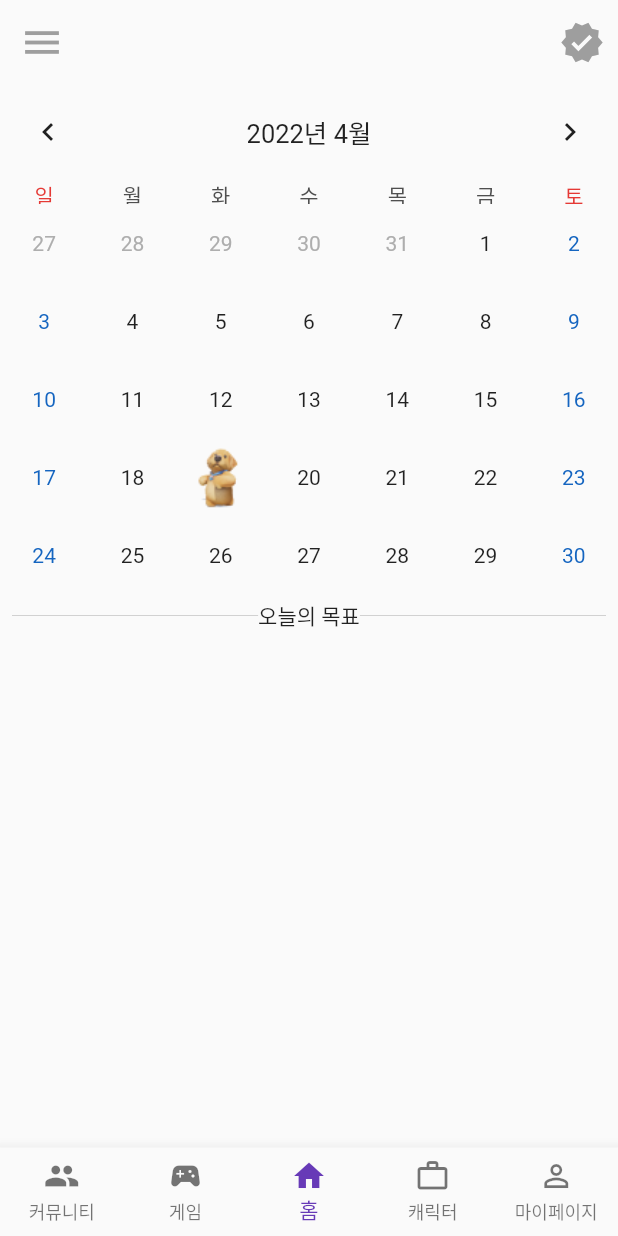
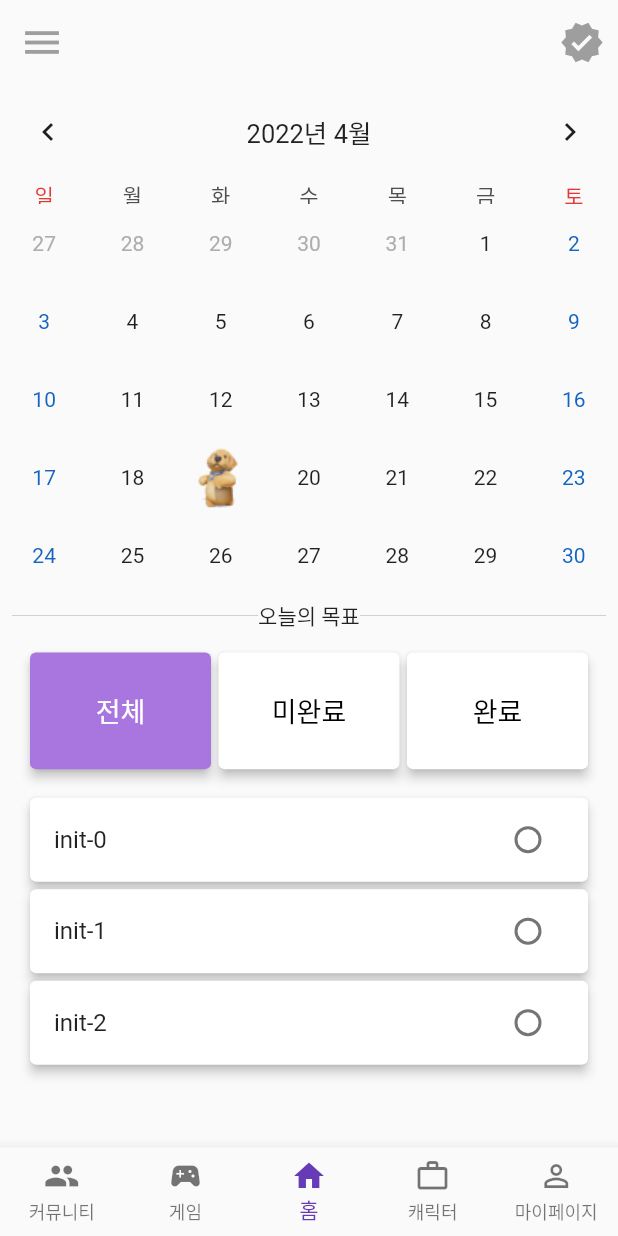
Before and after one commit to JasonKK/BOM-frontend, a Flutter app: the screen it shows after launch, on a phone screen of 412 x 824 dp. Run offline on Flutter 3.47's test engine with Material 2 defaults, Android fonts, the phone set to English and light mode, and no system bars; drawn by our look-alikes of table_calendar; our stand-ins replace flutter_hooks, flutter_riverpod, google_fonts, hooks_riverpod.

Commit message:
Add User's plan components & provider & model

```diff
--- a/lib/main.dart
+++ b/lib/main.dart
@@ -1,9 +1,15 @@
 import 'package:bom_front/view/hom_view.dart';
 import 'package:flutter/material.dart';
+import 'package:flutter_riverpod/flutter_riverpod.dart';
 import 'package:intl/date_symbol_data_local.dart';
 
+final addTodoKey = UniqueKey();
+final activeFilterKey = UniqueKey();
+final completedFilterKey = UniqueKey();
+final allFilterKey = UniqueKey();
+
 void main() {
-  initializeDateFormatting().then((_) => runApp(MyApp()));
+  initializeDateFormatting().then((_) => runApp(const ProviderScope(child: MyApp())));
 }
 
 class MyApp extends StatelessWidget {
@@ -12,7 +18,7 @@ class MyApp extends StatelessWidget {
   @override
   Widget build(BuildContext context) {
     return MaterialApp(
-      title: 'the plan',
+      title: 'Team BOM',
       theme: ThemeData(
         primarySwatch: Colors.blue,
       ),
--- /dev/null
+++ b/lib/model/todo.dart
@@ -0,0 +1,67 @@
+import 'package:flutter/material.dart';
+import 'package:flutter_riverpod/flutter_riverpod.dart';
+import 'package:uuid/uuid.dart';
+
+const _uuid = Uuid();
+
+@immutable
+class Todo {
+  final String id;
+  final String description;
+  final bool completed;
+
+  const Todo(
+      {required this.id, required this.description, this.completed = false});
+
+  @override
+  String toString() {
+    // TODO: implement toString
+    return 'Todo(description: $description, completed: $completed)';
+  }
+}
+
+class TodoList extends StateNotifier<List<Todo>> {
+  TodoList([List<Todo>? initialTodos]) : super(initialTodos ?? []); //
+
+  void add(String description) {
+    state = [
+      ...state,
+      Todo(
+        id: _uuid.v4(), //
+        description: description,
+      )
+    ];
+  }
+
+  void toggle(String id) {
+    state = [
+      for (final todo in state) //
+        if (todo.id == id)
+          Todo(
+            id: todo.id,
+            description: todo.description,
+            completed: !todo.completed,
+          )
+        else
+          todo,
+    ];
+  }
+
+  void edit({required String id, required String description}) {
+    state = [
+      for (final todo in state)
+        if (todo.id == id)
+          Todo(
+            id: todo.id,
+            description: description,
+            completed: todo.completed,
+          )
+        else
+          todo,
+    ];
+  }
+
+  void remove(Todo target) {
+    state = state.where((todo) => todo.id != target.id).toList();
+  }
+}
--- /dev/null
+++ b/lib/provider/todo_provider.dart
@@ -0,0 +1,35 @@
+import 'package:flutter_riverpod/flutter_riverpod.dart';
+import 'package:bom_front/model/todo.dart';
+
+enum TodoListFilter { all, completed, active }
+
+final todoListFilter = StateProvider((ref) => TodoListFilter.all);
+
+final todoListProvider = StateNotifierProvider<TodoList, List<Todo>>((ref) {
+  return TodoList([
+    const Todo(id: 'tood-0', description: 'init-0'),
+    const Todo(id: 'tood-1', description: 'init-1'),
+    const Todo(id: 'tood-2', description: 'init-2'),
+  ]);
+});
+
+final filteredTodos = Provider<List<Todo>>((ref) {
+  final filter = ref.watch(todoListFilter);
+  final todos = ref.watch(todoListProvider);
+
+  switch (filter) {
+    case TodoListFilter.all:
+      return todos;
+    case TodoListFilter.active:
+      return todos.where((todo) => !todo.completed).toList(); //
+    case TodoListFilter.completed:
+      return todos.where((todo) => todo.completed).toList();
+    // default:
+    //   return todos;
+  }
+});
+
+final currentTodo = Provider<Todo>((ref) {
+  // 나중에 받을 것
+  return throw UnimplementedError();
+});
--- /dev/null
+++ b/lib/view/components/filter_button_widget.dart
@@ -0,0 +1,98 @@
+import 'package:bom_front/provider/todo_provider.dart';
+import 'package:flutter/material.dart';
+import 'package:bom_front/main.dart';
+import 'package:bom_front/provider/todo_provider.dart';
+import 'package:hooks_riverpod/hooks_riverpod.dart';
+import 'package:google_fonts/google_fonts.dart';
+
+class FilterButtons extends HookConsumerWidget {
+  const FilterButtons({
+    Key? key,
+  }) : super(key: key);
+
+  @override
+  Widget build(BuildContext context, WidgetRef ref) {
+    final filter = ref.watch(todoListFilter);
+    Color textColorFor(TodoListFilter value) =>
+        filter == value ? Colors.white : Colors.black;
+    Color primaryColorFor(TodoListFilter value) =>
+        filter == value ? Color(0xffA876DE) : Colors.white;
+
+    return Material(
+        child: Container(
+      padding: const EdgeInsets.symmetric(horizontal: 20, vertical: 0),
+      child: Row(
+        mainAxisAlignment: MainAxisAlignment.spaceBetween,
+        crossAxisAlignment: CrossAxisAlignment.stretch,
+        children: [
+          Expanded(
+              child: Tooltip(
+            key: allFilterKey,
+            message: 'All todos',
+            child: ElevatedButton(
+              onPressed: () =>
+                  ref.read(todoListFilter.notifier).state = TodoListFilter.all,
+              style: ButtonStyle(
+                elevation: MaterialStateProperty.all(3),
+                foregroundColor: MaterialStateProperty.all<Color>(
+                    textColorFor(TodoListFilter.all)),
+                // textStyle: MaterialStateProperty.all(TextStyle(color: textColorFor(TodoListFilter.all))), textColorFor's constructor가 const라서 x!!!!!!
+                backgroundColor: MaterialStateProperty.all<Color>(
+                    primaryColorFor(TodoListFilter.all)),
+              ),
+              child: Text('전체',
+                  style: GoogleFonts.lato(
+                      fontSize: 18, fontWeight: FontWeight.w500)),
+            ),
+          )),
+          SizedBox(width: 5.0),
+          Expanded(
+            child: Tooltip(
+              key: activeFilterKey,
+              message: 'Only uncompleted todos',
+              child: ElevatedButton(
+                onPressed: () => ref.read(todoListFilter.notifier).state =
+                    TodoListFilter.active,
+                style: ButtonStyle(
+                  elevation: MaterialStateProperty.all(3),
+                  foregroundColor: MaterialStateProperty.all<Color>(
+                      textColorFor(TodoListFilter.active)),
+                  // textStyle: MaterialStateProperty.all(TextStyle(color: textColorFor(TodoListFilter.all))), textColorFor's constructor가 const라서 x!!!!!!
+                  backgroundColor: MaterialStateProperty.all<Color>(
+                      primaryColorFor(TodoListFilter.active)),
+                ),
+                child: Text('미완료',
+                    style: GoogleFonts.lato(
+                        fontSize: 18,
+                        fontWeight: FontWeight
+                            .w500)), // Text가 const였으면 complie error...
+              ),
+            ),
+          ),
+          SizedBox(width: 5.0),
+          Expanded(
+            child: Tooltip(
+              key: completedFilterKey,
+              message: 'Only completed todos',
+              child: ElevatedButton(
+                onPressed: () => ref.read(todoListFilter.notifier).state =
+                    TodoListFilter.completed,
+                style: ButtonStyle(
+                  elevation: MaterialStateProperty.all(3),
+                  foregroundColor: MaterialStateProperty.all<Color>(
+                      textColorFor(TodoListFilter.completed)),
+                  // textStyle: MaterialStateProperty.all(TextStyle(color: textColorFor(TodoListFilter.all))), textColorFor's constructor가 const라서 x!!!!!!
+                  backgroundColor: MaterialStateProperty.all<Color>(
+                      primaryColorFor(TodoListFilter.completed)),
+                ),
+                child: Text('완료',
+                    style: GoogleFonts.lato(
+                        fontSize: 18, fontWeight: FontWeight.w500)),
+              ),
+            ),
+          ),
+        ],
+      ),
+    ));
+  }
+}
--- /dev/null
+++ b/lib/view/components/plan.dart
@@ -0,0 +1,67 @@
+import 'package:bom_front/provider/todo_provider.dart';
+import 'package:bom_front/view/components/filter_button_widget.dart';
+import 'package:bom_front/view/components/plan_item_widget.dart';
+import 'package:flutter/material.dart';
+import 'package:google_fonts/google_fonts.dart';
+import 'package:hooks_riverpod/hooks_riverpod.dart';
+import 'package:flutter_hooks/flutter_hooks.dart';
+
+class Plan extends HookConsumerWidget {
+  const Plan({
+    Key? key,
+  }) : super(key: key);
+
+  @override
+  Widget build(BuildContext context, WidgetRef ref) {
+    final todos = ref.watch(filteredTodos);
+    final newTodoController =
+        useTextEditingController(); // import 'package:flutter_hooks/flutter_hooks.dart';
+
+    return GestureDetector(
+      onTap: () => FocusScope.of(context).unfocus(),
+      child: Column(
+        children: [
+          Expanded(
+            flex: 2,
+              child: FilterButtons()
+          ),
+          Expanded(
+            flex: 6,
+            child: ListView(
+              children: [
+                const SizedBox(height: 19),
+                for (var i = 0; i < todos.length; i++) ...[
+                  if (i > 0) const SizedBox(height: 5),
+                  Dismissible(
+                    key: ValueKey(todos[i].id),
+                    onDismissed: (_) {
+                      // print(ref.read(todoListProvider.notifier).runtimeType);
+                      ref.read(todoListProvider.notifier).remove(todos[i]); // 삭제하기
+                    },
+                    child: ProviderScope(
+                      overrides: [
+                        currentTodo.overrideWithValue(todos[i]),
+                      ],
+                      child: const PlanItem(),
+                    ),
+                  ),
+                ],
+                // TextField(
+                //   key: addTodoKey,
+                //   controller: newTodoController,
+                //   decoration: const InputDecoration(
+                //     labelText: '추가하기',
+                //   ),
+                //   onSubmitted: (value) {
+                //     ref.read(todoListProvider.notifier).add(value);
+                //     newTodoController.clear();
+                //   },
+                // ),
+              ],
+            ),
+          ),
+        ],
+      ),
+    );
+  }
+}
--- /dev/null
+++ b/lib/view/components/plan_item_widget.dart
@@ -0,0 +1,82 @@
+import 'package:flutter/material.dart';
+import 'package:hooks_riverpod/hooks_riverpod.dart';
+import 'package:flutter_hooks/flutter_hooks.dart'; // useFocus , useTextEditingController, useState, useEffect
+import 'package:bom_front/provider/todo_provider.dart';
+import 'package:google_fonts/google_fonts.dart';
+
+class PlanItem extends HookConsumerWidget {
+  const PlanItem({
+    Key? key,
+  }) : super(key: key);
+
+  @override
+  Widget build(BuildContext context, WidgetRef ref) {
+    final todo = ref.watch(currentTodo);
+    final itemFocusNode = useFocusNode();
+    final itemIsFocused = useIsFocused(itemFocusNode);
+    final textEditingController = useTextEditingController();
+    final textFieldFocusNode = useFocusNode();
+
+    return Container(
+        width: double.infinity,
+        padding: const EdgeInsets.symmetric(horizontal: 20),
+        child: Material(
+          color: Colors.white,
+          elevation: 3,
+          borderRadius: BorderRadius.circular(4),
+          child: Focus(
+            //
+            focusNode: itemFocusNode,
+            onFocusChange: (focused) {
+              if (focused) {
+                textEditingController.text = todo.description;
+              } else {
+                // Commit changes only when the textfield is unfocused, for performance
+                ref.read(todoListProvider.notifier).edit(
+                    // 수정하기
+                    id: todo.id,
+                    description: textEditingController.text);
+              }
+            },
+            child: ListTile(
+              // enabled: false, -> 체크시 일정 종료 (+색변경) 활용
+              onTap: () {
+                itemFocusNode.requestFocus();
+                textFieldFocusNode.requestFocus();
+              },
+              // 추후 카테고리 넣기 (daily)
+              trailing: Checkbox(
+                shape: const CircleBorder(),
+                activeColor: const Color(0xffA876DE),
+                value: todo.completed,
+                onChanged: (value) =>
+                    ref.read(todoListProvider.notifier).toggle(todo.id),
+              ),
+              title: itemIsFocused
+                  ? TextField(
+                      autofocus: true,
+                      focusNode: textFieldFocusNode,
+                      controller: textEditingController,
+                    )
+                  : Text(todo.description),
+            ),
+          ),
+        ));
+  }
+}
+
+bool useIsFocused(FocusNode node) {
+  //
+  final isFocused = useState(node.hasFocus);
+
+  useEffect(() {
+    void listener() {
+      isFocused.value = node.hasFocus;
+    }
+
+    node.addListener(listener);
+    return () => node.removeListener(listener);
+  }, [node]);
+
+  return isFocused.value;
+}
--- a/lib/view/hom_view.dart
+++ b/lib/view/hom_view.dart
@@ -1,4 +1,5 @@
 import 'package:bom_front/view/components/calendar.dart';
+import 'package:bom_front/view/components/plan.dart';
 import 'package:flutter/material.dart';
 
 class homeScreen extends StatefulWidget {
@@ -8,24 +9,23 @@ class homeScreen extends StatefulWidget {
   State<homeScreen> createState() => _homeScreenState();
 }
 
-class _homeScreenState extends State<homeScreen> with TickerProviderStateMixin {
-
+class _homeScreenState extends State<homeScreen> {
   @override
   Widget build(BuildContext context) {
     return Scaffold(
         appBar: AppBar(
-            title: Text(''),
+            title: const Text(''),
             backgroundColor: Colors.transparent,
             elevation: 0.0,
             // 좌측
             leading: IconButton(
-                icon: Icon(Icons.menu, color: Colors.grey),
+                icon: const Icon(Icons.menu, color: Colors.grey),
                 onPressed: () {},
                 iconSize: 30.0),
             // 우측
             actions: [
               IconButton(
-                icon: Icon(Icons.verified, color: Colors.grey),
+                icon: const Icon(Icons.verified, color: Colors.grey),
                 onPressed: () {},
                 iconSize: 30.0,
               )
@@ -34,7 +34,7 @@ class _homeScreenState extends State<homeScreen> with TickerProviderStateMixin {
           child: Column(
             children: [
               bomCalendar(),
-              SizedBox(height: 4), // to protect appBar block
+              const SizedBox(height: 4), // to protect appBar block
               Padding(
                 padding: const EdgeInsets.symmetric(horizontal: 8.0),
                 child: Row(children: const <Widget>[
@@ -47,6 +47,9 @@ class _homeScreenState extends State<homeScreen> with TickerProviderStateMixin {
                           height: 20, thickness: 0.3, color: Colors.grey)),
                 ]),
               ),
+              const SizedBox(height: 14),
+              Expanded(flex: 1, child: Plan()),
+              const SizedBox(height: 19),
             ],
           ),
         ),
@@ -57,7 +60,7 @@ class _homeScreenState extends State<homeScreen> with TickerProviderStateMixin {
 Widget _bottomNavigationBarWidget() {
   return BottomNavigationBar(
     type: BottomNavigationBarType.fixed,
-    items: [
+    items: const [
       BottomNavigationBarItem(icon: Icon(Icons.group), label: "커뮤니티"),
       BottomNavigationBarItem(icon: Icon(Icons.sports_esports), label: "게임"),
       BottomNavigationBarItem(icon: Icon(Icons.home), label: "홈"),
--- a/pubspec.yaml
+++ b/pubspec.yaml
@@ -29,8 +29,11 @@ dependencies:
     sdk: flutter
   http: ^0.13.4
   flutter_riverpod: ^2.0.0-dev.0
+  hooks_riverpod: ^2.0.0-dev.0
   table_calendar: ^3.0.5
   intl: ^0.17.0
+  uuid: ^3.0.6
+  google_fonts: ^2.3.1
 
   # The following adds the Cupertino Icons font to your application.
   # Use with the CupertinoIcons class for iOS style icons.
```
Also changed, not shown: pubspec.lock, 1 other file.
